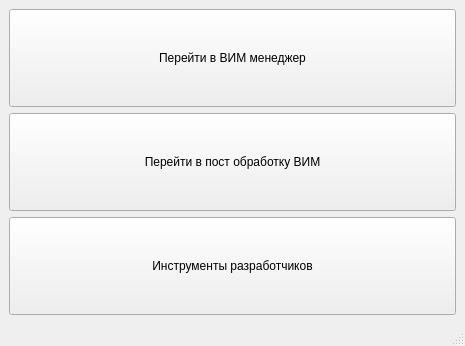
Above: ui/start_menu.ui from DoubleCitizen/SSUGT_inclinometer before the change. Below: the same form after it.
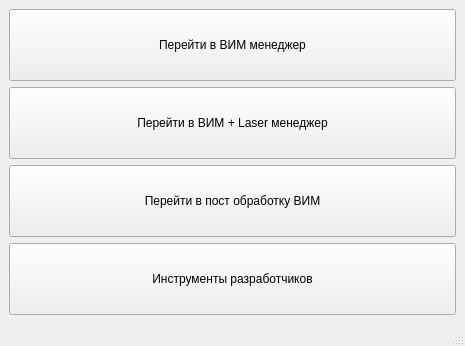
That is the form after the change. Icons and pictures are not drawn.

Commit message: Add new mode (laser and vim)

Diff of the .ui file:
```diff
--- a/ui/start_menu.ui
+++ b/ui/start_menu.ui
@@ -42,6 +42,29 @@
       </property>
      </widget>
     </item>
+    <item>
+     <widget class="QPushButton" name="pushButton_laser_and_vim">
+      <property name="sizePolicy">
+       <sizepolicy hsizetype="Expanding" vsizetype="Expanding">
+        <horstretch>0</horstretch>
+        <verstretch>0</verstretch>
+       </sizepolicy>
+      </property>
+      <property name="text">
+       <string>Перейти в ВИМ + Laser менеджер</string>
+      </property>
+      <property name="icon">
+       <iconset resource="../resource.qrc">
+        <normaloff>:/resource/resource/esp32_esp32.png</normaloff>:/resource/resource/esp32_esp32.png</iconset>
+      </property>
+      <property name="iconSize">
+       <size>
+        <width>100</width>
+        <height>100</height>
+       </size>
+      </property>
+     </widget>
+    </item>
     <item>
      <widget class="QPushButton" name="pushButton_post_processing">
       <property name="sizePolicy">
@@ -76,6 +99,12 @@
       <property name="text">
        <string>Инструменты разработчиков</string>
       </property>
+      <property name="iconSize">
+       <size>
+        <width>100</width>
+        <height>100</height>
+       </size>
+      </property>
      </widget>
     </item>
    </layout>
```
The commit also changes 19 other files.
